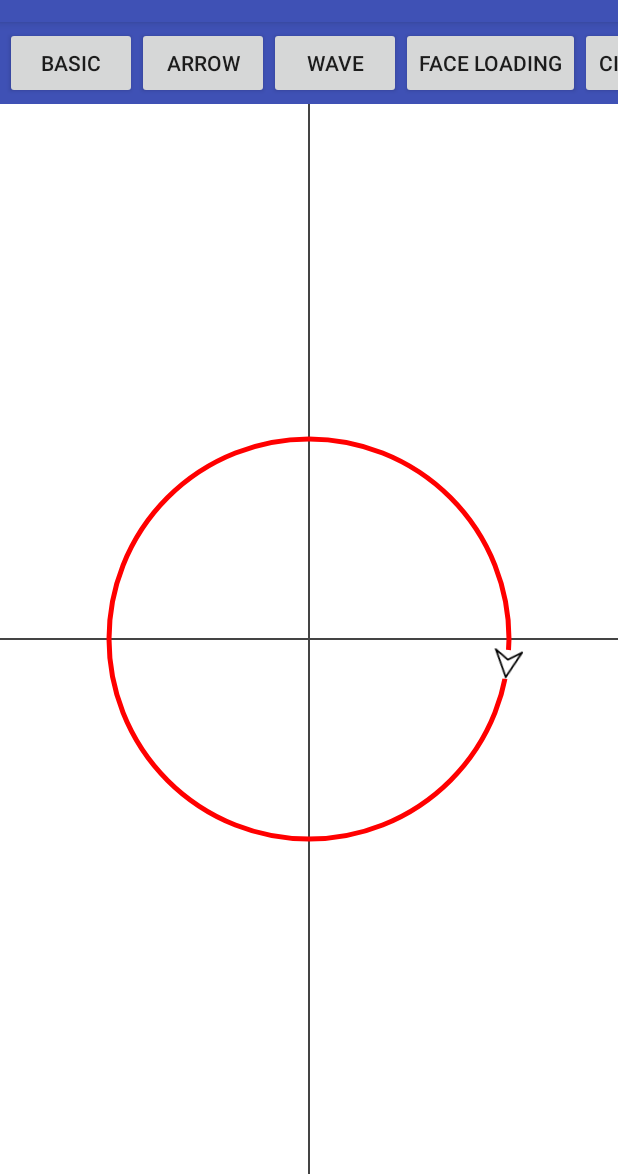
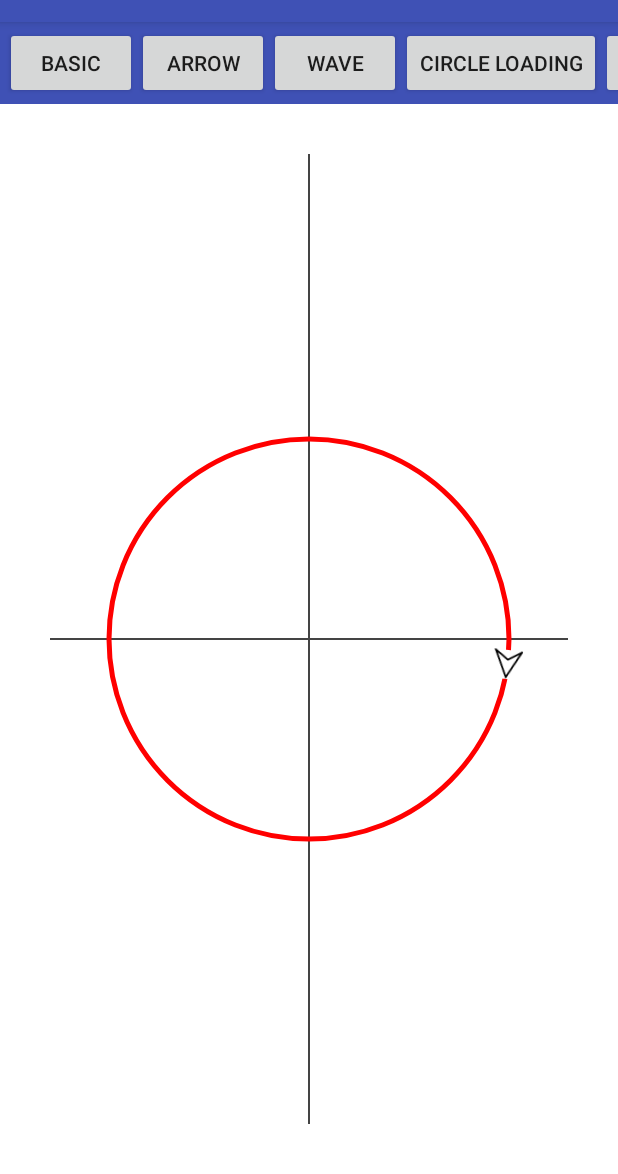
Before and after one commit to chiyuelaochao/CustomUI, an Android app: the PathMeasureActivity screen opened directly, with no data from a screen before it, after a tap on "ARROW", on a phone screen of 412 x 824 dp, the part 62-1236 px from its top. Run offline under Robolectric (Android 15) with nearby library versions, the phone set to English and light mode, and no system bars.

Commit message:
Modify path measure

```diff
--- a/app/build.gradle
+++ b/app/build.gradle
@@ -2,7 +2,7 @@ apply plugin: 'com.android.application'
 
 android {
     compileSdkVersion 23
-    buildToolsVersion "25.0.0"
+    buildToolsVersion "25.0.3"
     defaultConfig {
         applicationId "com.caiwei.customui"
         minSdkVersion 21
--- a/app/src/main/java/com/caiwei/customui/PathMeasureActivity.java
+++ b/app/src/main/java/com/caiwei/customui/PathMeasureActivity.java
@@ -2,7 +2,9 @@ package com.caiwei.customui;
 
 import android.support.v7.app.AppCompatActivity;
 import android.os.Bundle;
+import android.view.View;
 
+import com.caiwei.customui.path.CircleLoadingView;
 import com.caiwei.customui.path.WaveView;
 
 public class PathMeasureActivity extends AppCompatActivity {
@@ -17,9 +19,10 @@ public class PathMeasureActivity extends AppCompatActivity {
         initViews.initButtonAndLayout(this, R.id.path_measure_basic, R.id.path_measure_basic_view);
         initViews.initButtonAndLayout(this, R.id.arrow_circle, R.id.arrow_circle_view);
         initViews.initButtonAndLayout(this, R.id.face_loading, R.id.face_loading_view);
-        initViews.initButtonAndLayout(this, R.id.circle_loading, R.id.circle_loading_view);
+        initViews.initButtonAndLayout(this, R.id.circle_loading, R.id.circle_loading_layout);
 
         initWaveView();
+        initCircleLoadingView();
     }
 
     private void initWaveView() {
@@ -28,4 +31,21 @@ public class PathMeasureActivity extends AppCompatActivity {
             waveView.startAnimation();
         }
     }
+
+    private void initCircleLoadingView() {
+        final CircleLoadingView view = (CircleLoadingView) findViewById(R.id.circle_loading_view);
+        findViewById(R.id.start).setOnClickListener(new View.OnClickListener() {
+            @Override
+            public void onClick(View v) {
+                view.start();
+            }
+        });
+        findViewById(R.id.end).setOnClickListener(new View.OnClickListener() {
+            @Override
+            public void onClick(View v) {
+                view.end();
+            }
+        });
+    }
+
 }
--- a/app/src/main/java/com/caiwei/customui/path/ArrowCircleView.java
+++ b/app/src/main/java/com/caiwei/customui/path/ArrowCircleView.java
@@ -21,13 +21,15 @@ import com.caiwei.customui.R;
 
 public class ArrowCircleView extends View {
     private final String TAG = getClass().getSimpleName();
+    private final static int OFF_SET = 50;
+
     private float currentValue = 0;     // 用于纪录当前的位置,取值范围[0,1]映射Path的整个长度
 
     private float[] pos;                // 当前点的实际位置
     private float[] tan;                // 当前点的tangent值,用于计算图片所需旋转的角度
     private Bitmap mBitmap;             // 箭头图片
     private Matrix mMatrix;             // 矩阵,用于对图片进行一些操作
-    private Paint mDeafultPaint;
+    private Paint mDefaultPaint;
     private int mViewWidth;
     private int mViewHeight;
     private Paint mPaint;
@@ -50,10 +52,10 @@ public class ArrowCircleView extends View {
         mBitmap = BitmapFactory.decodeResource(context.getResources(), R.drawable.arrow, options);
         mMatrix = new Matrix();
 
-        mDeafultPaint = new Paint();
-        mDeafultPaint.setColor(Color.RED);
-        mDeafultPaint.setStrokeWidth(5);
-        mDeafultPaint.setStyle(Paint.Style.STROKE);
+        mDefaultPaint = new Paint();
+        mDefaultPaint.setColor(Color.RED);
+        mDefaultPaint.setStrokeWidth(5);
+        mDefaultPaint.setStyle(Paint.Style.STROKE);
 
         mPaint = new Paint();
         mPaint.setColor(Color.DKGRAY);
@@ -61,27 +63,25 @@ public class ArrowCircleView extends View {
         mPaint.setStyle(Paint.Style.STROKE);
     }
 
-    @Override
-    protected void onSizeChanged(int w, int h, int oldw, int oldh) {
-        super.onSizeChanged(w, h, oldw, oldh);
-        mViewWidth = w;
-        mViewHeight = h;
-    }
+//    @Override
+//    protected void onSizeChanged(int w, int h, int oldw, int oldh) {
+//        super.onSizeChanged(w, h, oldw, oldh);
+//        mViewWidth = w;
+//        mViewHeight = h;
+//    }
 
     @Override
     protected void onDraw(Canvas canvas) {
         super.onDraw(canvas);
         canvas.drawColor(Color.WHITE);
         // 平移坐标系
-        canvas.translate(mViewWidth / 2, mViewHeight / 2);
+        canvas.translate(canvas.getWidth() / 2, canvas.getHeight() / 2);
         // 画坐标线
-        canvas.drawLine(-canvas.getWidth(), 0, canvas.getWidth(), 0, mPaint);
-        canvas.drawLine(0, -canvas.getHeight(), 0, canvas.getHeight(), mPaint);
+        canvas.drawLine(-canvas.getWidth() / 2 + OFF_SET, 0, canvas.getWidth() / 2 - OFF_SET, 0, mPaint);
+        canvas.drawLine(0, -canvas.getHeight() / 2 + OFF_SET, 0, canvas.getHeight() / 2 - OFF_SET, mPaint);
 
         Path path = new Path();                                 // 创建 Path
-
         path.addCircle(0, 0, 200, Path.Direction.CW);           // 添加一个圆形
-
         PathMeasure measure = new PathMeasure(path, false);     // 创建 PathMeasure
 
         currentValue += 0.005;                                  // 计算当前的位置在总长度上的比例[0,1]
@@ -89,9 +89,8 @@ public class ArrowCircleView extends View {
             currentValue = 0;
         }
 
-        // 方案一
-        /*// 获取当前位置的坐标以及趋势
-        measure.getPosTan(measure.getLength() * currentValue, pos, tan);
+        // 方案一, 获取当前位置的坐标以及趋势
+        /*measure.getPosTan(measure.getLength() * currentValue, pos, tan);
         // 重置Matrix
         mMatrix.reset();
         // 计算图片旋转角度
@@ -101,16 +100,15 @@ public class ArrowCircleView extends View {
         // 将图片绘制中心调整到与当前点重合
         mMatrix.postTranslate(pos[0] - mBitmap.getWidth() / 2, pos[1] - mBitmap.getHeight() / 2);*/
 
-        // 方案二
-        // 获取当前位置的坐标以及趋势的矩阵
+        // 方案二, 获取当前位置的坐标以及趋势的矩阵
         measure.getMatrix(measure.getLength() * currentValue, mMatrix,
                 PathMeasure.TANGENT_MATRIX_FLAG | PathMeasure.POSITION_MATRIX_FLAG);
 
         // 将图片绘制中心调整到与当前点重合(注意:此处是前乘pre)
         mMatrix.preTranslate(-mBitmap.getWidth() / 2, -mBitmap.getHeight() / 2);
 
-        canvas.drawPath(path, mDeafultPaint);
-        canvas.drawBitmap(mBitmap, mMatrix, mDeafultPaint);
+        canvas.drawPath(path, mDefaultPaint);
+        canvas.drawBitmap(mBitmap, mMatrix, mDefaultPaint);
 
         invalidate();
     }
--- a/app/src/main/java/com/caiwei/customui/path/PathMeasureBasicView.java
+++ b/app/src/main/java/com/caiwei/customui/path/PathMeasureBasicView.java
@@ -17,6 +17,7 @@ import android.view.View;
 
 public class PathMeasureBasicView extends View {
     private final String TAG = getClass().getSimpleName();
+    private final static int OFF_SET = 50;
     private int mViewWidth;
     private int mViewHeight;
     private Paint mDefaultPaint;
@@ -59,8 +60,8 @@ public class PathMeasureBasicView extends View {
         // 平移坐标系
         canvas.translate(mViewWidth / 2, mViewHeight / 2);
         // 画坐标线
-        canvas.drawLine(-canvas.getWidth(), 0, canvas.getWidth(), 0, mPaint);
-        canvas.drawLine(0, -canvas.getHeight(), 0, canvas.getHeight(), mPaint);
+        canvas.drawLine(-canvas.getWidth() / 2 + OFF_SET, 0, canvas.getWidth() / 2 - OFF_SET, 0, mPaint);
+        canvas.drawLine(0, -canvas.getHeight() / 2 + OFF_SET, 0, canvas.getHeight() / 2 - OFF_SET, mPaint);
 
 //        testForceClosed(canvas);
 //        testGetSegment(canvas);
@@ -70,25 +71,23 @@ public class PathMeasureBasicView extends View {
 
     private void testNextContour(Canvas canvas) {
         Path path = new Path();
-        Path path1 = new Path();
-        Path path2 = new Path();
+        Path pathSmall = new Path();
+        Path pathBig = new Path();
         // 添加小矩形
-        path1.addRect(-100, -100, 100, 100, Path.Direction.CW);
+        pathSmall.addRect(-100, -100, 100, 100, Path.Direction.CW);
         // 添加大矩形
         //path.addRect(-200, 200, 200, 600, Path.Direction.CW);
-        path2.addRect(-200, -200, 200, 200, Path.Direction.CW);
-        path.op(path1, path2, Path.Op.XOR);
+        pathBig.addRect(-200, -200, 200, 200, Path.Direction.CW);
+        path.op(pathSmall, pathBig, Path.Op.XOR);
         canvas.drawPath(path, mDefaultPaint);
 
         PathMeasure measure = new PathMeasure(path, false);
+        float len1 = measure.getLength();
+        measure.nextContour();// 跳转到下一条路径
+        float len2 = measure.getLength();
 
-        float len1 = measure.getLength();
-        // 跳转到下一条路径
-        measure.nextContour();
-
-        float len2 = measure.getLength();
-        Log.d(TAG, "len1 = " + len1);
-        Log.d(TAG, "len2 = " + len2);
+        Log.e(TAG, "len1 = " + len1);
+        Log.e(TAG, "len2 = " + len2);
     }
 
     private void testGetSegmentMoveTo(Canvas canvas) {
@@ -115,16 +114,16 @@ public class PathMeasureBasicView extends View {
         // 创建Path并添加了一个矩形
         path.addRect(-200, -200, 200, 200, Path.Direction.CW);
 
-        Path dst = new Path();
+        Path dstPath = new Path();
         // 将 Path 与 PathMeasure 关联
         PathMeasure measure = new PathMeasure(path, false);
 
         // 截取一部分存入dst中，并使用 moveTo 保持截取得到的 Path 第一个点的位置不变
-        measure.getSegment(200, 600, dst, false);
+        measure.getSegment(200, 600, dstPath, false);
 
         canvas.drawPath(path, mPaint);
         // 绘制 dst
-        canvas.drawPath(dst, mDefaultPaint);
+        canvas.drawPath(dstPath, mDefaultPaint);
     }
 
     private void testForceClosed(Canvas canvas) {
@@ -136,8 +135,8 @@ public class PathMeasureBasicView extends View {
         PathMeasure measure1 = new PathMeasure(path, false);
         PathMeasure measure2 = new PathMeasure(path, true);
 
-        Log.e(TAG, "forceClosed=false length = " + measure1.getLength());
-        Log.e(TAG, "forceClosed=true length = " + measure2.getLength());
+        Log.e(TAG, "forceClosed = false, measure length = " + measure1.getLength());
+        Log.e(TAG, "forceClosed = true, measure length = " + measure2.getLength());
 
         canvas.drawPath(path, mDefaultPaint);
     }
--- a/app/src/main/java/com/caiwei/customui/path/WaveView.java
+++ b/app/src/main/java/com/caiwei/customui/path/WaveView.java
@@ -85,8 +85,7 @@ public class WaveView extends View {
         Log.d(TAG, "pos[0] = " + pos[0] + "pos[1] = " + pos[1]);
         Log.d(TAG, "tan[0] = " + tan[0] + "tan[1] = " + tan[1]);
         if (posTan) {
-            // 方案一 ：自己计算
-            // 将tan值通过反正切函数得到对应的弧度，在转化成对应的角度度数
+            // 方案一：自己计算, 将tan值通过反正切函数得到对应的弧度，在转化成对应的角度度数
             /*float degrees = (float) (Math.atan2(tan[1],tan[0])*180f / Math.PI);
             mMatrix.postRotate(degrees, mBitMap.getWidth()/2, mBitMap.getHeight() / 2);
             mMatrix.postTranslate(pos[0]- mBitMap.getWidth() / 2,pos[1] - mBitMap.getHeight());
--- a/app/src/main/res/layout/activity_path_measure.xml
+++ b/app/src/main/res/layout/activity_path_measure.xml
@@ -35,16 +35,16 @@
                 android:text="Wave"/>
 
             <Button
+                android:id="@+id/circle_loading"
+                android:layout_width="wrap_content"
+                android:layout_height="wrap_content"
+                android:text="circle loading"/>
+
+            <Button
                 android:id="@+id/face_loading"
                 android:layout_width="wrap_content"
                 android:layout_height="wrap_content"
                 android:text="face loading"/>
-
-            <Button
-                android:id="@+id/circle_loading"
-                android:layout_width="wrap_content"
-                android:layout_height="wrap_content"
-                android:text="circle loading"/>
         </LinearLayout>
     </HorizontalScrollView>
 
@@ -72,10 +72,28 @@
         android:layout_gravity="center"
         android:visibility="gone"/>
 
-    <com.caiwei.customui.path.CircleLoadingView
-        android:id="@+id/circle_loading_view"
+    <LinearLayout
+        android:id="@+id/circle_loading_layout"
         android:layout_width="match_parent"
         android:layout_height="match_parent"
-        android:layout_gravity="center"
-        android:visibility="gone"/>
+        android:orientation="vertical"
+        android:visibility="gone">
+
+        <Button
+            android:id="@+id/start"
+            android:layout_width="wrap_content"
+            android:layout_height="wrap_content"
+            android:text="start"/>
+
+        <Button
+            android:id="@+id/end"
+            android:layout_width="wrap_content"
+            android:layout_height="wrap_content"
+            android:text="end"/>
+
+        <com.caiwei.customui.path.CircleLoadingView
+            android:id="@+id/circle_loading_view"
+            android:layout_width="match_parent"
+            android:layout_height="match_parent"/>
+    </LinearLayout>
 </LinearLayout>
```
Also changed, not shown: app/src/main/java/com/caiwei/customui/path/CircleLoadingView.java (+43 -12 lines), app/src/main/java/com/caiwei/customui/path/FaceLoadingView.java (+7 -2 lines).
